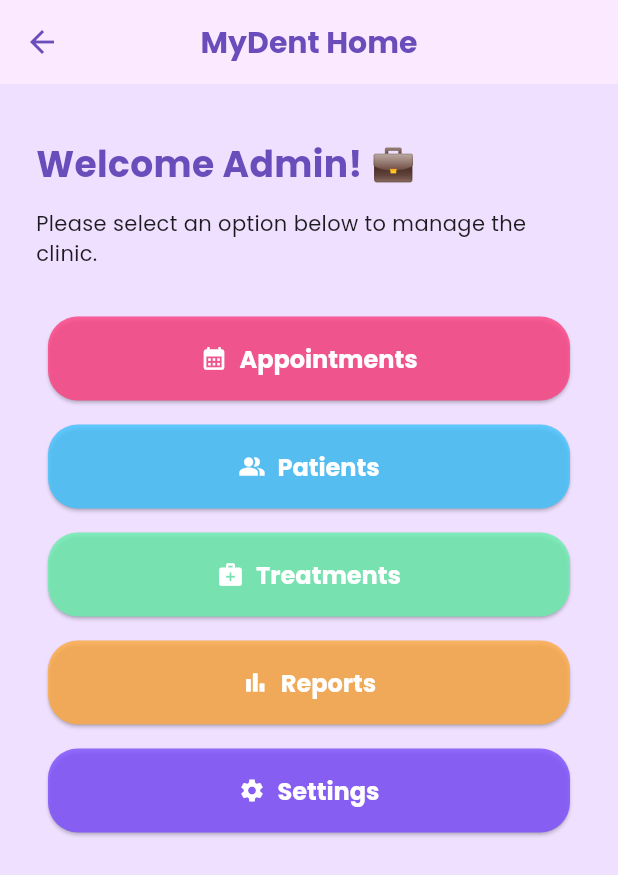
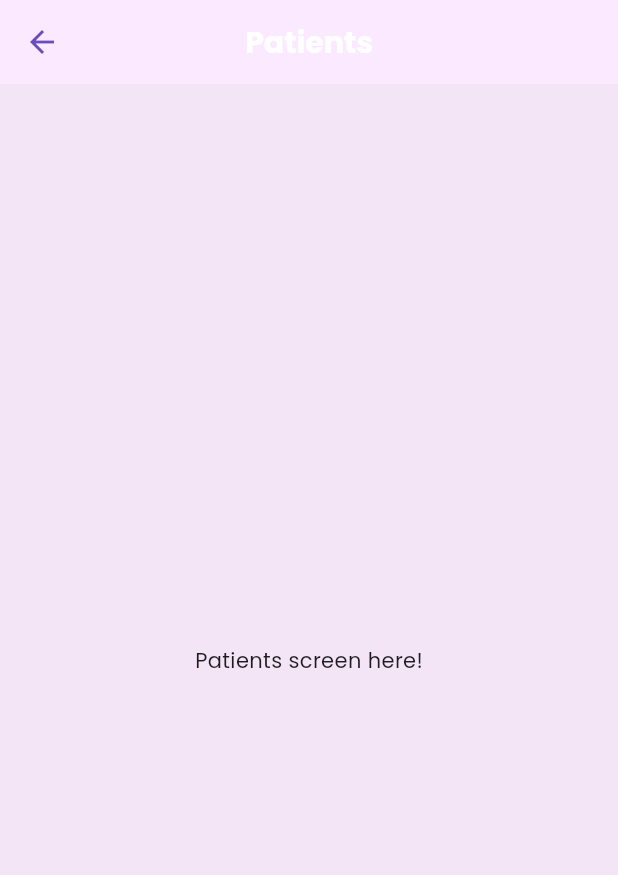
Before and after one commit to wiriyo/myDent, a Flutter app: the HomeAdminScreen screen opened by its route, after a tap on "Patients", on a phone screen of 412 x 824 dp. Shown: the top 875 px of the screen. Run offline on Flutter 3.47's test engine with Material 3 defaults, Android fonts, the phone set to English and light mode, and no system bars; our stand-ins replace cloud_firestore, firebase_auth, firebase_core; accounts and stored records are empty.

Commit message:
็็็Home admin compleate

```diff
--- a/lib/home/home_admin.dart
+++ b/lib/home/home_admin.dart
@@ -1,4 +1,5 @@
 import 'package:flutter/material.dart';
+
 
 class HomeAdminScreen extends StatelessWidget {
   const HomeAdminScreen({super.key});
@@ -6,25 +7,15 @@ class HomeAdminScreen extends StatelessWidget {
   @override
   Widget build(BuildContext context) {
     return Scaffold(
-      backgroundColor: const Color(0xFFEFE0FF),
-      appBar: AppBar(
-        title: const Text(
-          'MyDent Home',
-          style: TextStyle(
-            fontFamily: 'Poppins',
-            fontWeight: FontWeight.bold,
-            color: Color(0xFF6A4DBA),
-          ),
-        ),
-        backgroundColor: const Color(0xFFFBEAFF),
-        elevation: 0,
-        centerTitle: true,
-      ),
-      body: ListView(
-        padding: const EdgeInsets.symmetric(horizontal: 24, vertical: 36),
+      backgroundColor: const Color(0xFFEFE0FF), // พื้นหลังม่วงอ่อน
+      body: SingleChildScrollView(
+        child: Column(
           children: [
+            const SizedBox(height: 40),
+            Image.asset('assets/images/tooth_logo.png', height: 120),
+            const SizedBox(height: 12),
             const Text(
-            'Welcome Admin! 💼',
+              'Admin',
               style: TextStyle(
                 fontSize: 24,
                 fontWeight: FontWeight.bold,
@@ -32,46 +23,74 @@ class HomeAdminScreen extends StatelessWidget {
                 color: Color(0xFF6A4DBA),
               ),
             ),
-          const SizedBox(height: 12),
-          const Text(
-            'Please select an option below to manage the clinic.',
-            style: TextStyle(fontSize: 14, fontFamily: 'Poppins'),
+            const SizedBox(height: 32),
+            Padding(
+              padding: const EdgeInsets.symmetric(horizontal: 24),
+              child: Column(
+                children: [
+                  _buildDashboardButton(
+                    icon: Icons.calendar_month,
+                    label: 'Appointments',
+                    color: Colors.pinkAccent,
+                    onPressed: () => Navigator.pushNamed(context, '/appointments'),
                   ),
-          const SizedBox(height: 32),
-          _buildDashboardButton(context, 'Appointments', Icons.calendar_month, Colors.pinkAccent),
-          const SizedBox(height: 16),
-          _buildDashboardButton(context, 'Patients', Icons.people_alt, Colors.lightBlueAccent),
-          const SizedBox(height: 16),
-          _buildDashboardButton(context, 'Treatments', Icons.medical_services, Colors.greenAccent),
-          const SizedBox(height: 16),
-          _buildDashboardButton(context, 'Reports', Icons.bar_chart, Colors.orangeAccent),
-          const SizedBox(height: 16),
-          _buildDashboardButton(context, 'Settings', Icons.settings, Colors.deepPurpleAccent),
+                  _buildDashboardButton(
+                    icon: Icons.people,
+                    label: 'Patients',
+                    color: Colors.lightBlueAccent,
+                    onPressed: () =>  Navigator.pushNamed(context, '/patients'),
+                  ),
+                  _buildDashboardButton(
+                    icon: Icons.medical_services,
+                    label: 'Treatments',
+                    color: Colors.greenAccent,
+                    onPressed: () =>  Navigator.pushNamed(context, '/treatments'),
+                  ),
+                  _buildDashboardButton(
+                    icon: Icons.bar_chart,
+                    label: 'Reports',
+                    color: Colors.orangeAccent,
+                    onPressed: () =>  Navigator.pushNamed(context, '/reports'),
+                  ),
+                  _buildDashboardButton(
+                    icon: Icons.settings,
+                    label: 'Settings',
+                    color: Colors.deepPurpleAccent,
+                    onPressed: () =>  Navigator.pushNamed(context, '/settings'),
+                  ),
                 ],
+              ),
+            ),
+            const SizedBox(height: 24),
+          ],
+        ),
       ),
     );
   }
 
-  Widget _buildDashboardButton(BuildContext context, String label, IconData icon, Color color) {
+  Widget _buildDashboardButton({
+    required IconData icon,
+    required String label,
+    required Color color,
+    required VoidCallback onPressed,
+  }) {
     return Padding(
-      padding: const EdgeInsets.symmetric(horizontal: 8.0),
+      padding: const EdgeInsets.symmetric(vertical: 8),
       child: ElevatedButton.icon(
-        onPressed: () {
-          // TODO: Add navigation
-        },
         icon: Icon(icon, color: Colors.white),
         label: Text(
           label,
           style: const TextStyle(
+            fontFamily: 'Poppins',
             fontSize: 16,
             fontWeight: FontWeight.bold,
-            fontFamily: 'Poppins',
           ),
         ),
+        onPressed: onPressed,
         style: ElevatedButton.styleFrom(
+          backgroundColor: color.withOpacity(0.85),
+          foregroundColor: Colors.white,
           minimumSize: const Size.fromHeight(56),
-          backgroundColor: color.withOpacity(0.8),
-          foregroundColor: Colors.white,
           shape: RoundedRectangleBorder(
             borderRadius: BorderRadius.circular(20),
           ),
--- /dev/null
+++ b/lib/screens/patients_screen.dart
@@ -0,0 +1,13 @@
+import 'package:flutter/material.dart';
+
+class PatientsScreen extends StatelessWidget {
+  const PatientsScreen({super.key});
+
+  @override
+  Widget build(BuildContext context) {
+    return Scaffold(
+      appBar: AppBar(title: const Text("Patients")),
+      body: const Center(child: Text("Patients screen here!")),
+    );
+  }
+}
```
Also changed, not shown: lib/main.dart (+13 -0 lines), lib/screens/appointments_screen.dart (added, +13 -0 lines), lib/screens/reports_screen.dart (added, +13 -0 lines), lib/screens/setting_screen.dart (added, +13 -0 lines), lib/screens/treatments_screen.dart (added, +13 -0 lines). Lines whose indentation alone changed are shown as unchanged.
